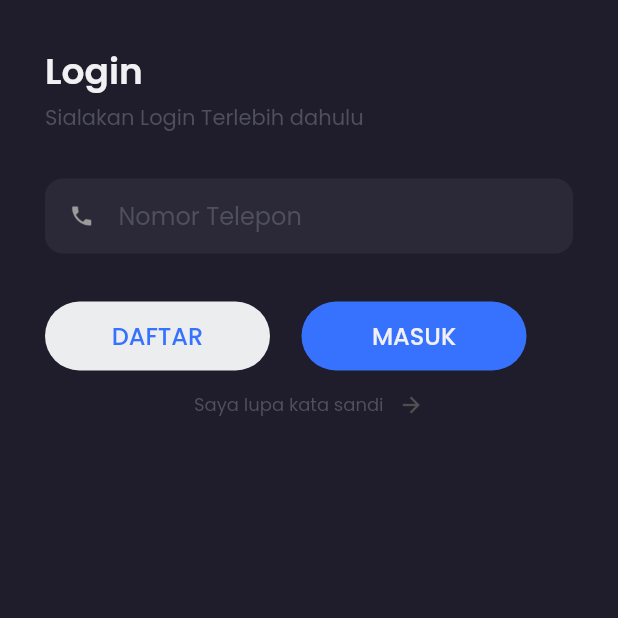
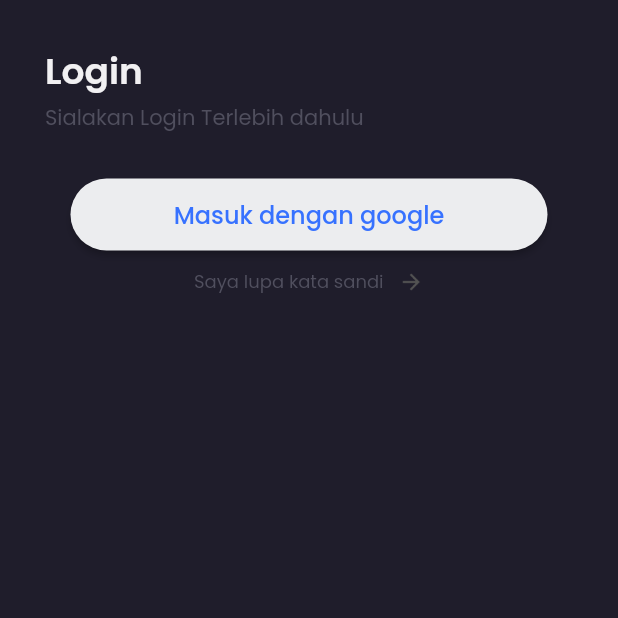
Before and after one commit to yoannikaros/Edopt, a Flutter app: the screen it shows after launch, on a phone screen of 412 x 824 dp, the top half of it. Run offline on Flutter 3.47's test engine with Material 2 defaults, Android fonts, the phone set to English and light mode, and no system bars; our stand-ins replace firebase_auth, firebase_core, google_fonts, google_sign_in; accounts and stored records are empty.

Commit message:
Add Google Login

```diff
--- a/lib/auth/sign_in_page.dart
+++ b/lib/auth/sign_in_page.dart
@@ -1,5 +1,7 @@
+import 'package:adopt/auth/provider/google_sign_in.dart';
 import 'package:flutter/cupertino.dart';
 import 'package:flutter/material.dart';
+import 'package:provider/provider.dart';
 import '../theme.dart';
 
 //Sedang Mencari Referensi
@@ -42,9 +44,11 @@ class SignInPage extends StatelessWidget {
             height: 48,
             width: 318,
             margin: EdgeInsets.only(top: 30),
-            child: TextButton(
+            child: ElevatedButton(
               onPressed: () {
-                Navigator.pushNamed(context, '/main');
+                final provider =
+                    Provider.of<GoogleSignInProvider>(context, listen: false);
+                provider.googleLogin();
               },
               style: TextButton.styleFrom(
                   backgroundColor: backgroundColor6,
@@ -161,8 +165,9 @@ class SignInPage extends StatelessWidget {
               'Saya lupa kata sandi',
               style: subtitleTextStyle.copyWith(fontSize: 12),
             ),
-            SizedBox(width: 10,),
-
+            SizedBox(
+              width: 10,
+            ),
             GestureDetector(
               onTap: () {
                 Navigator.pushNamed(context, '/forget');
@@ -188,10 +193,10 @@ class SignInPage extends StatelessWidget {
             children: [
               //route
               header(),
-              //  Gmail(),
-              nomorInput(),
+              Gmail(),
+              //nomorInput(),
               //passwordInput(),
-              signInButton(),
+              //signInButton(),
               //Spacer(),
               footer(),
             ],
--- /dev/null
+++ b/lib/cardwidget/login_card.dart
@@ -0,0 +1,28 @@
+import 'package:adopt/home/main_page.dart';
+import 'package:adopt/home/search/home_page.dart';
+import 'package:firebase_auth/firebase_auth.dart';
+import 'package:flutter/material.dart';
+
+import '../auth/sign_in_page.dart';
+class LoginAkun extends StatelessWidget {
+  const LoginAkun({Key? key}) : super(key: key);
+
+  @override
+  Widget build(BuildContext context) {
+    return Scaffold(
+      body: StreamBuilder(
+          stream: FirebaseAuth.instance.authStateChanges(),
+          builder: (context, snapshot) {
+            if (snapshot.connectionState == ConnectionState.waiting){
+              return Center(child: CircularProgressIndicator());
+            } else if(snapshot.hasData){
+              return MainPage();
+            } else if (snapshot.hasError){
+              return Center(child: Text('Ada masalah'),);
+            } else {
+              return SignInPage();
+            }
+          }),
+    );
+  }
+}
--- a/lib/home/main_page.dart
+++ b/lib/home/main_page.dart
@@ -132,6 +132,8 @@ class _MainPageState extends State<MainPage> {
     return Scaffold(
         backgroundColor: Colors.white, //warna background
         bottomNavigationBar: customBottomNav(), //navigasi bawah
-        body: body());
+        body: body(),
+
+    );
   }
 }
--- a/lib/main.dart
+++ b/lib/main.dart
@@ -1,5 +1,7 @@
 import 'package:adopt/auth/forgetPW/change.dart';
 import 'package:adopt/auth/forgetPW/input_recovery.dart';
+import 'package:adopt/auth/provider/google_sign_in.dart';
+import 'package:adopt/cardwidget/login_card.dart';
 import 'package:adopt/home/akun/akun_page.dart';
 import 'package:adopt/home/akun/detail_akun.dart';
 import 'package:adopt/home/artikel/detail_artitkel.dart';
@@ -18,20 +20,32 @@ import 'package:adopt/auth/sign_up_page.dart';
 import 'package:adopt/auth/splash_page.dart';
 import 'package:adopt/home/search/list_anak.dart';
 import 'package:flutter/material.dart';
-
+import 'package:firebase_core/firebase_core.dart';
+import 'package:provider/provider.dart';
 import 'auth/sign_in_page.dart';
 
-void main()=> runApp(MyApp());
+//void main()=>
+
+Future main() async{
+  WidgetsFlutterBinding.ensureInitialized();
+  await Firebase.initializeApp();
+
+  runApp(MyApp());
+}
+
 
 class MyApp extends StatelessWidget {
   const MyApp({Key? key}) : super(key: key);
 
   @override
   Widget build(BuildContext context) {
-    return MaterialApp(
+    return ChangeNotifierProvider(
+      create: (context) => GoogleSignInProvider(),
+      child: MaterialApp(
+        home: LoginAkun(),
         debugShowCheckedModeBanner: false,
         routes: {
-         '/': (context) => SplashPage(),
+         //  '/': (context) => SplashPage(),
          // '/': (context) => landing(),
 
           //Auth
@@ -67,6 +81,7 @@ class MyApp extends StatelessWidget {
           '/detail-hsitory': (context) => DetailHistory(),
 
         },
+      ),
     );
   }
 }
--- a/pubspec.yaml
+++ b/pubspec.yaml
@@ -35,6 +35,10 @@ dependencies:
   # Use with the CupertinoIcons class for iOS style icons.
   cupertino_icons: ^1.0.2
   google_fonts: ^2.3.1
+  firebase_auth: ^1.1.4
+  google_sign_in: ^5.0.3
+  font_awesome_flutter: ^9.0.0
+  provider: ^5.0.0
 
 dev_dependencies:
   flutter_test:
```
Also changed, not shown: lib/auth/provider/google_sign_in.dart (added, +31 -0 lines), lib/home/panti/panti_page.dart (+8 -2 lines), lib/home/search/home_page.dart (+36 -20 lines), pubspec.lock, 3 other files. Lines whose indentation alone changed are shown as unchanged.
